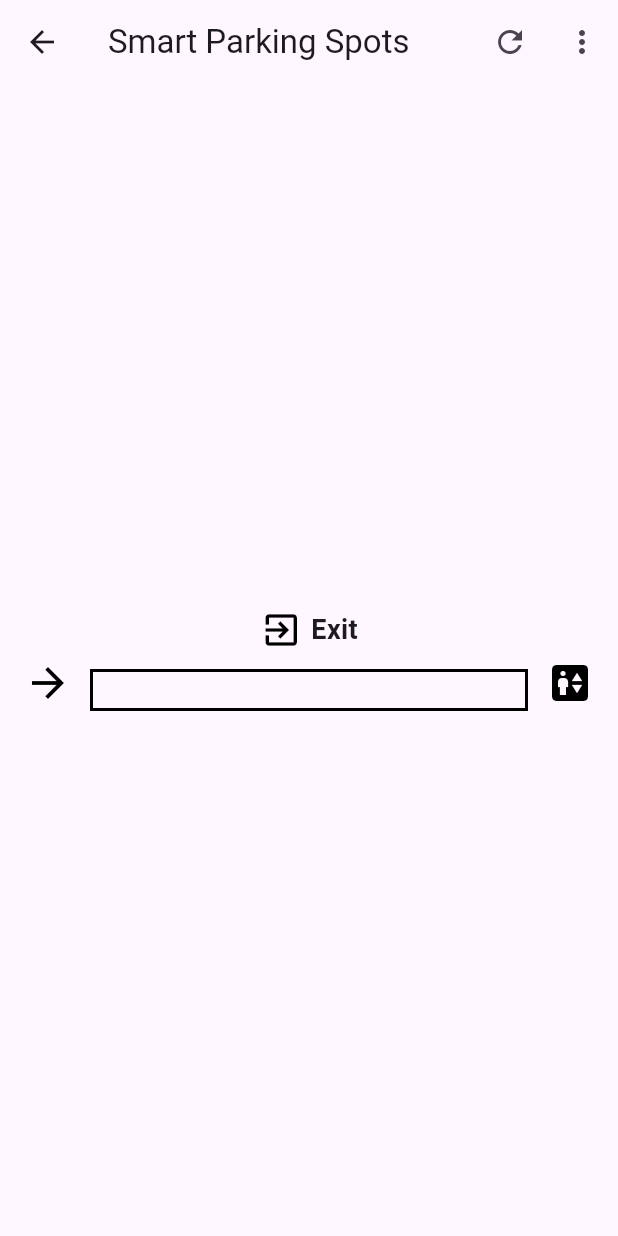
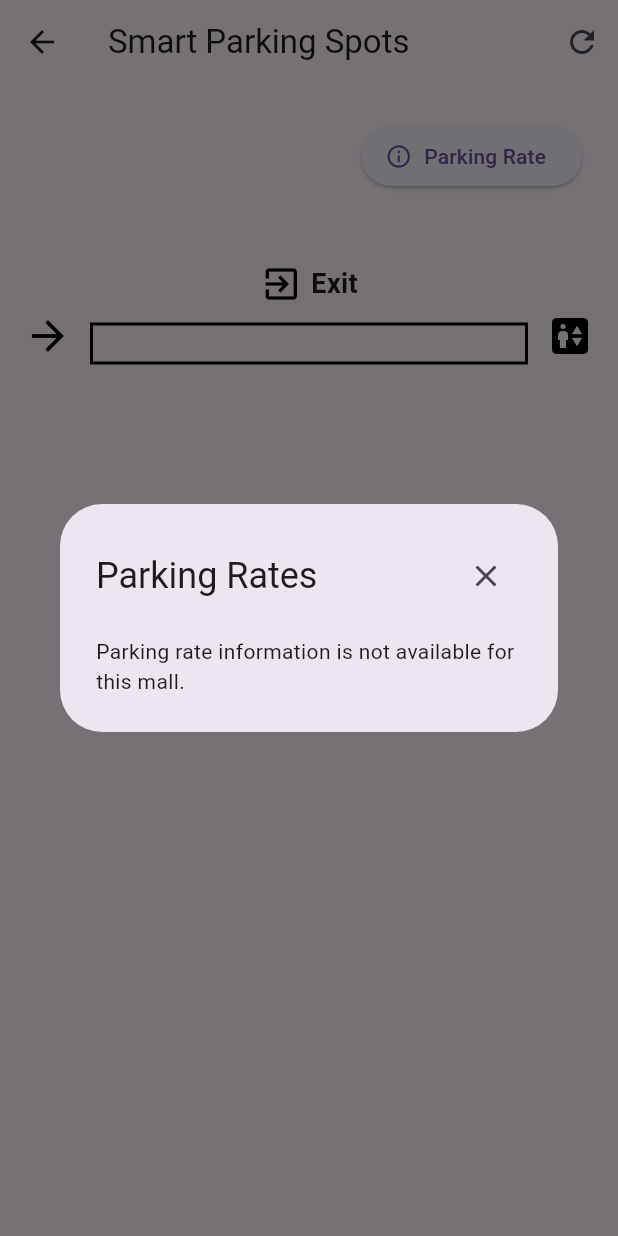
Before and after one commit to DrewTRG/smart_parking, a Flutter app: the ParkingScreen screen opened directly with empty values, on a phone screen of 412 x 824 dp. Run offline on Flutter 3.47's test engine with Material 3 defaults, Android fonts, the phone set to English and light mode, and no system bars; network calls fail.

Commit message:
added info (parking rate)

```diff
--- a/frontend/lib/main.dart
+++ b/frontend/lib/main.dart
@@ -385,12 +385,73 @@ class _ParkingScreenState extends State<ParkingScreen> {
   bool loading = true;
 
   Timer? _autoRefreshTimer;
+  bool _hasShownInitialRate = false;
+
+  //Parking rate text based on mallId
+  String _getRateText() {
+    if (widget.mallId == 1) {
+      return """
+Mall A Parking Rates
+
+Weekdays:
+- RM 3.00 for the first hour
+- RM 2.00 per subsequent hour
+
+Weekends:
+- RM 3.00 for the first 2 hours
+- RM 2.00 per subsequent hour
+""";
+    } else if (widget.mallId == 2) {
+      return """
+Mall B Parking Rates
+
+Weekdays:
+- RM 4.00 for the first 2 hours
+- RM 2.00 per subsequent hour
+
+Weekends:
+- RM 3.00 for the first hour
+- RM 2.00 per subsequent hour
+""";
+    } else {
+      return "Parking rate information is not available for this mall.";
+    }
+  }
+
+  void _showRateDialog() {
+    showDialog(
+      context: context,
+      builder: (context) {
+        return AlertDialog(
+          // Custom title with X button
+          title: Row(
+            mainAxisAlignment: MainAxisAlignment.spaceBetween,
+            children: [
+              const Text("Parking Rates"),
+              IconButton(
+                icon: const Icon(Icons.close),
+                onPressed: () => Navigator.of(context).pop(),
+              ),
+            ],
+          ),
+          content: Text(_getRateText(), style: const TextStyle(fontSize: 14)),
+        );
+      },
+    );
+  }
 
   @override
   void initState() {
     super.initState();
     _loadSpots(widget.mallId, showLoader: true);
     _startAutoRefresh();
+
+    WidgetsBinding.instance.addPostFrameCallback((_) {
+      if (!_hasShownInitialRate) {
+        _hasShownInitialRate = true;
+        _showRateDialog();
+      }
+    });
   }
 
   void _startAutoRefresh() {
@@ -436,36 +497,6 @@ class _ParkingScreenState extends State<ParkingScreen> {
     _loadSpots(widget.mallId);
   }
 
-  void _logout() {
-    showDialog(
-      context: context,
-      builder: (context) {
-        return AlertDialog(
-          title: const Text("Logout"),
-          content: const Text("Are you sure you want to logout?"),
-          actions: [
-            TextButton(
-              onPressed: () => Navigator.pop(context),
-              child: const Text("Cancel"),
-            ),
-            TextButton(
-              onPressed: () {
-                Navigator.pop(context);
-
-                Navigator.pushAndRemoveUntil(
-                  context,
-                  MaterialPageRoute(builder: (context) => const LoginScreen()),
-                  (route) => false,
-                );
-              },
-              child: const Text("Logout"),
-            ),
-          ],
-        );
-      },
-    );
-  }
-
   @override
   Widget build(BuildContext context) {
     return Scaffold(
@@ -476,16 +507,6 @@ class _ParkingScreenState extends State<ParkingScreen> {
             icon: const Icon(Icons.refresh),
             onPressed: () => _loadSpots(widget.mallId, showLoader: true),
           ),
-          PopupMenuButton<String>(
-            onSelected: (value) {
-              if (value == "logout") {
-                _logout();
-              }
-            },
-            itemBuilder: (context) => const [
-              PopupMenuItem(value: "logout", child: Text("Logout")),
-            ],
-          ),
         ],
       ),
 
@@ -494,13 +515,36 @@ class _ParkingScreenState extends State<ParkingScreen> {
           ? const Center(child: CircularProgressIndicator())
           : RefreshIndicator(
               onRefresh: () => _loadSpots(widget.mallId),
+              child: SingleChildScrollView(
+                physics: const AlwaysScrollableScrollPhysics(),
                 child: Padding(
                   padding: const EdgeInsets.all(16),
-                child: Row(
+                  child: Column(
                     children: [
-                    // ----------- ENTRANCE (LEFT) -----------
+                      // --------- Parking Rate button (top-right) ----------
                       Padding(
-                      padding: const EdgeInsets.only(top: 30), // move it down
+                        padding: const EdgeInsets.only(
+                          right: 8.0,
+                          top: 8.0,
+                          bottom: 35,
+                        ),
+                        child: Align(
+                          alignment: Alignment.centerRight,
+                          child: ElevatedButton.icon(
+                            onPressed: _showRateDialog,
+                            icon: const Icon(Icons.info_outline),
+                            label: const Text("Parking Rate"),
+                          ),
+                        ),
+                      ),
+
+                      const SizedBox(height: 12),
+
+                      // --------- Original row with side labels + map ---------
+                      Row(
+                        children: [
+                          Padding(
+                            padding: const EdgeInsets.only(top: 30),
                             child: const _SideLabel(
                               title: "Entrance",
                               icon: Icons.arrow_forward,
@@ -508,12 +552,10 @@ class _ParkingScreenState extends State<ParkingScreen> {
                           ),
                           const SizedBox(width: 12),
 
-                    // ----------- CENTER COLUMN: EXIT + GRID -----------
                           Expanded(
                             child: Column(
                               mainAxisSize: MainAxisSize.min,
                               children: [
-                          // EXIT ICON AT TOP
                                 const Padding(
                                   padding: EdgeInsets.only(bottom: 12),
                                   child: _TopLabel(
@@ -521,8 +563,6 @@ class _ParkingScreenState extends State<ParkingScreen> {
                                     icon: Icons.exit_to_app,
                                   ),
                                 ),
-
-                          // PARKING GRID
                                 Center(
                                   child: Container(
                                     decoration: BoxDecoration(
@@ -534,7 +574,8 @@ class _ParkingScreenState extends State<ParkingScreen> {
                                     padding: const EdgeInsets.all(12),
                                     child: GridView.builder(
                                       shrinkWrap: true,
-                                physics: const NeverScrollableScrollPhysics(),
+                                      physics:
+                                          const NeverScrollableScrollPhysics(),
                                       gridDelegate:
                                           const SliverGridDelegateWithFixedCrossAxisCount(
                                             crossAxisCount: 5,
@@ -545,7 +586,8 @@ class _ParkingScreenState extends State<ParkingScreen> {
                                       itemCount: spots.length,
                                       itemBuilder: (context, index) {
                                         final s = spots[index];
-                                  final isAvailable = s['isAvailable'] == 1;
+                                        final isAvailable =
+                                            s['isAvailable'] == 1;
 
                                         return GestureDetector(
                                           onTap: isAvailable
@@ -573,8 +615,11 @@ class _ParkingScreenState extends State<ParkingScreen> {
                                               color: isAvailable
                                                   ? Colors.green
                                                   : Colors.red,
-                                        borderRadius: BorderRadius.circular(6),
-                                        border: Border.all(color: Colors.black),
+                                              borderRadius:
+                                                  BorderRadius.circular(6),
+                                              border: Border.all(
+                                                color: Colors.black,
+                                              ),
                                             ),
                                             child: Text(
                                               "P${s['spot_number']}",
@@ -595,13 +640,16 @@ class _ParkingScreenState extends State<ParkingScreen> {
 
                           const SizedBox(width: 12),
                           Padding(
-                      padding: const EdgeInsets.only(top: 30), // same offset
+                            padding: const EdgeInsets.only(top: 30),
                             child: const _SideLabel(
                               title: "Lift",
                               icon: Icons.elevator,
                             ),
                           ),
                         ],
+                      ),
+                    ],
+                  ),
                 ),
               ),
             ),
```
Lines whose indentation alone changed are shown as unchanged.
